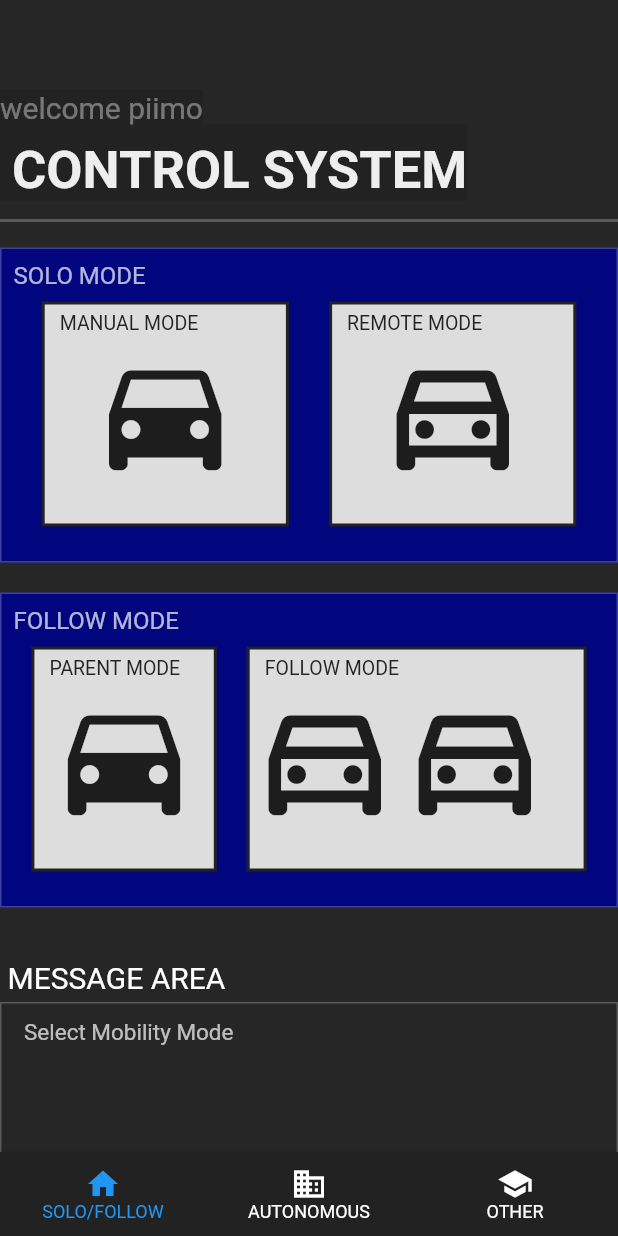
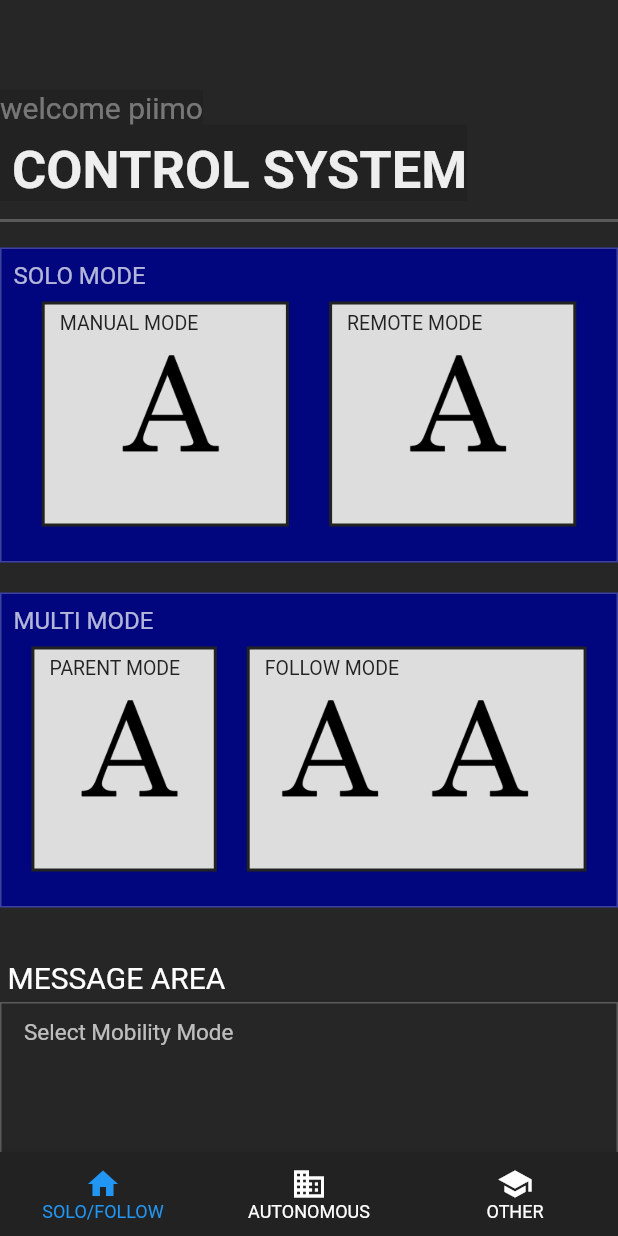
Before and after one commit to sota1111/flut, a Flutter app: the screen it shows after launch, on a phone screen of 412 x 824 dp. Run offline on Flutter 3.47's test engine with Material 2 defaults, Android fonts, the phone set to English and light mode, and no system bars; our stand-ins replace flutter_riverpod, hive, hive_flutter, screenshot, share_plus; accounts and stored records are empty.

Commit message:
アイコンを写真に変更

```diff
--- /dev/null
+++ b/robot_ui/lib/common/custom_image.dart
@@ -0,0 +1,20 @@
+import 'package:flutter/material.dart';
+
+class CustomImage extends StatelessWidget {
+  final String imagePath;
+  final double width;
+  final double height;
+  final BoxFit fit;
+
+  CustomImage({required this.imagePath, this.width = 100, this.height = 100, this.fit = BoxFit.contain});
+
+  @override
+  Widget build(BuildContext context) {
+    return Image.asset(
+      imagePath,
+      width: width,
+      height: height,
+      fit: fit,
+    );
+  }
+}
--- a/robot_ui/lib/view/manual_remote.dart
+++ b/robot_ui/lib/view/manual_remote.dart
@@ -5,6 +5,7 @@ import 'package:flutter_riverpod/flutter_riverpod.dart';
 import '../common/common.dart';
 import '../common/text_styles.dart';
 import '../common/container_styles.dart';
+import '../common/custom_image.dart';
 import 'view_provider.dart';
 
 
@@ -57,11 +58,7 @@ class ManualRemote extends ConsumerWidget {
                     child: Stack(
                       children: [
                         Center(
-                          child: Icon(
-                            Icons.directions_car,
-                            color: Colors.black87,
-                            size: 100,
-                          ),
+                          child: CustomImage(imagePath: _colorManual == colorOff ? 'assets/A.png' : 'assets/B.png'),
                         ),
                         Positioned(
                           top: 5,
@@ -96,12 +93,9 @@ class ManualRemote extends ConsumerWidget {
                     child: Stack(
                       children: [
                         Center(
-                          child: Icon(
-                            Icons.directions_car_filled_outlined,
-                            color: Colors.black87,
-                            size: 100,
-                          ),
+                          child: CustomImage(imagePath: _colorRemote == colorOff ? 'assets/A.png' : 'assets/B.png'),
                         ),
+
                         Positioned(
                           top: 5,
                           left: 10,
--- a/robot_ui/lib/view/parent_follow.dart
+++ b/robot_ui/lib/view/parent_follow.dart
@@ -5,6 +5,7 @@ import 'package:flutter_riverpod/flutter_riverpod.dart';
 import '../common/common.dart';
 import '../common/text_styles.dart';
 import '../common/container_styles.dart';
+import '../common/custom_image.dart';
 import 'view_provider.dart';
 
 class ParentFollow extends ConsumerWidget {
@@ -32,7 +33,7 @@ class ParentFollow extends ConsumerWidget {
             Padding(
               padding: const EdgeInsets.all(8.0),
               child: Text(
-                'FOLLOW MODE',
+                'MULTI MODE',
                 style: TextStyles.modeTitle,
               ),
             ),
@@ -56,11 +57,7 @@ class ParentFollow extends ConsumerWidget {
                     child: Stack(
                       children: [
                         Center(
-                          child: Icon(
-                            Icons.directions_car,
-                            color: Colors.black87,
-                            size: 100,
-                          ),
+                          child: CustomImage(imagePath: _colorParent == colorOff ? 'assets/A.png' : 'assets/B.png'),
                         ),
                         Positioned(
                           top: 5,
@@ -97,18 +94,10 @@ class ParentFollow extends ConsumerWidget {
                         Row(
                           children: [
                             Center(
-                              child: Icon(
-                                Icons.directions_car_filled_outlined,
-                                color: Colors.black87,
-                                size: 100,
-                              ),
+                              child: CustomImage(imagePath: _colorFollow == colorOff ? 'assets/A.png' : 'assets/B.png'),
                             ),
                             Center(
-                              child: Icon(
-                                Icons.directions_car_filled_outlined,
-                                color: Colors.black87,
-                                size: 100,
-                              ),
+                              child: CustomImage(imagePath: _colorFollow == colorOff ? 'assets/A.png' : 'assets/B.png'),
                             ),
                           ],
                         ),
--- a/robot_ui/pubspec.yaml
+++ b/robot_ui/pubspec.yaml
@@ -58,6 +58,9 @@ flutter:
   # included with your application, so that you can use the icons in
   # the material Icons class.
   uses-material-design: true
+  assets:
+    - assets/A.png
+    - assets/B.png
 
   # To add assets to your application, add an assets section, like this:
   # assets:
```
Also changed, not shown: robot_ui/assets/A.png (added), robot_ui/assets/B.png (added).
